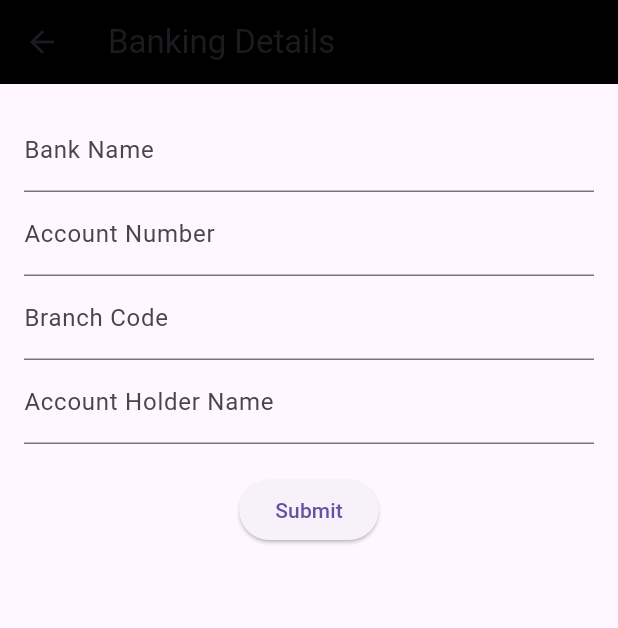
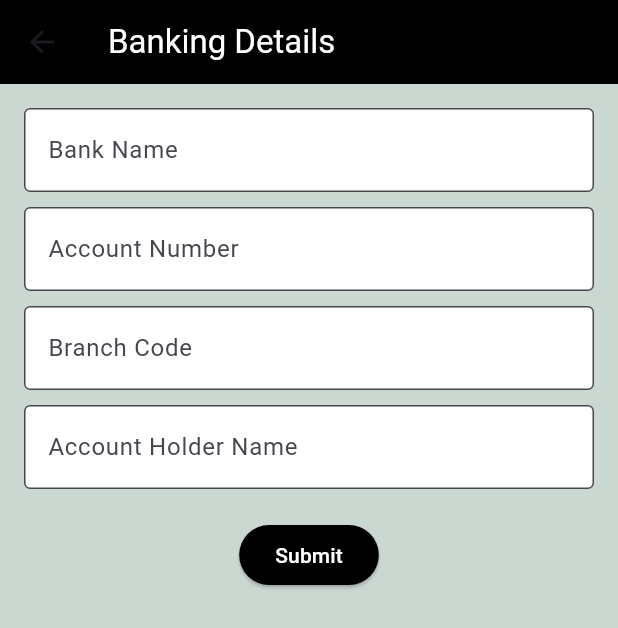
Before and after one commit to Ndalila2001/My-first-Dart-project-Tech-Shop, a Flutter app: the BankingDetailsScreen screen opened directly, on a phone screen of 412 x 824 dp. Shown: the top 628 px of the screen. Run offline on Flutter 3.47's test engine with Material 3 defaults, Android fonts, the light colour scheme and no system bars; our stand-ins replace google_fonts, sqflite; accounts and stored records are empty.

Commit message:
second version

```diff
--- a/lib/screens/banking_details_screen.dart
+++ b/lib/screens/banking_details_screen.dart
@@ -18,9 +18,11 @@ class _BankingDetailsScreenState extends State<BankingDetailsScreen> {
   Widget build(BuildContext context) {
     return Scaffold(
       appBar: AppBar(
-        title: const Text('Banking Details'),
+        title: const Text('Banking Details',
+            style: TextStyle(color: Colors.white)),
         backgroundColor: Colors.black,
       ),
+      backgroundColor: const Color(0xFFCBD7D1),
       body: Padding(
         padding: const EdgeInsets.all(16.0),
         child: Form(
@@ -29,8 +31,10 @@ class _BankingDetailsScreenState extends State<BankingDetailsScreen> {
             children: [
               TextFormField(
                 decoration: const InputDecoration(
-                  labelText: 'Bank Name',
-                ),
+                    filled: true,
+                    fillColor: Colors.white,
+                    labelText: 'Bank Name',
+                    border: OutlineInputBorder()),
                 validator: (value) {
                   if (value == null || value.isEmpty) {
                     return 'Please enter your bank name';
@@ -41,9 +45,13 @@ class _BankingDetailsScreenState extends State<BankingDetailsScreen> {
                   bankName = value!;
                 },
               ),
+              const SizedBox(height: 10.0),
               TextFormField(
                 decoration: const InputDecoration(
+                  filled: true,
+                  fillColor: Colors.white,
                   labelText: 'Account Number',
+                  border: OutlineInputBorder(),
                 ),
                 keyboardType: TextInputType.number,
                 validator: (value) {
@@ -56,10 +64,13 @@ class _BankingDetailsScreenState extends State<BankingDetailsScreen> {
                   accountNumber = value!;
                 },
               ),
+              const SizedBox(height: 10.0),
               TextFormField(
                 decoration: const InputDecoration(
-                  labelText: 'Branch Code',
-                ),
+                    filled: true,
+                    fillColor: Colors.white,
+                    labelText: 'Branch Code',
+                    border: OutlineInputBorder()),
                 keyboardType: TextInputType.number,
                 validator: (value) {
                   if (value == null || value.isEmpty) {
@@ -71,10 +82,13 @@ class _BankingDetailsScreenState extends State<BankingDetailsScreen> {
                   branchCode = value!;
                 },
               ),
+              const SizedBox(height: 10.0),
               TextFormField(
                 decoration: const InputDecoration(
-                  labelText: 'Account Holder Name',
-                ),
+                    filled: true,
+                    fillColor: Colors.white,
+                    labelText: 'Account Holder Name',
+                    border: OutlineInputBorder()),
                 validator: (value) {
                   if (value == null || value.isEmpty) {
                     return 'Please enter the account holder name';
@@ -87,12 +101,13 @@ class _BankingDetailsScreenState extends State<BankingDetailsScreen> {
               ),
               const SizedBox(height: 20),
               ElevatedButton(
+                style: ElevatedButton.styleFrom(backgroundColor: Colors.black),
                 onPressed: () {
                   if (_formKey.currentState!.validate()) {
                     // Save form data
                     _formKey.currentState!.save();
 
-                    // Process the banking details (e.g., send to backend, save locally)
+                    // Process the banking details
                     ScaffoldMessenger.of(context).showSnackBar(
                       const SnackBar(content: Text('Banking details saved!')),
                     );
@@ -100,7 +115,10 @@ class _BankingDetailsScreenState extends State<BankingDetailsScreen> {
                     Navigator.pop(context); // go back to the previous screen
                   }
                 },
-                child: const Text('Submit'),
+                child: const Text(
+                  'Submit',
+                  style: TextStyle(color: Colors.white),
+                ),
               ),
             ],
           ),
```
